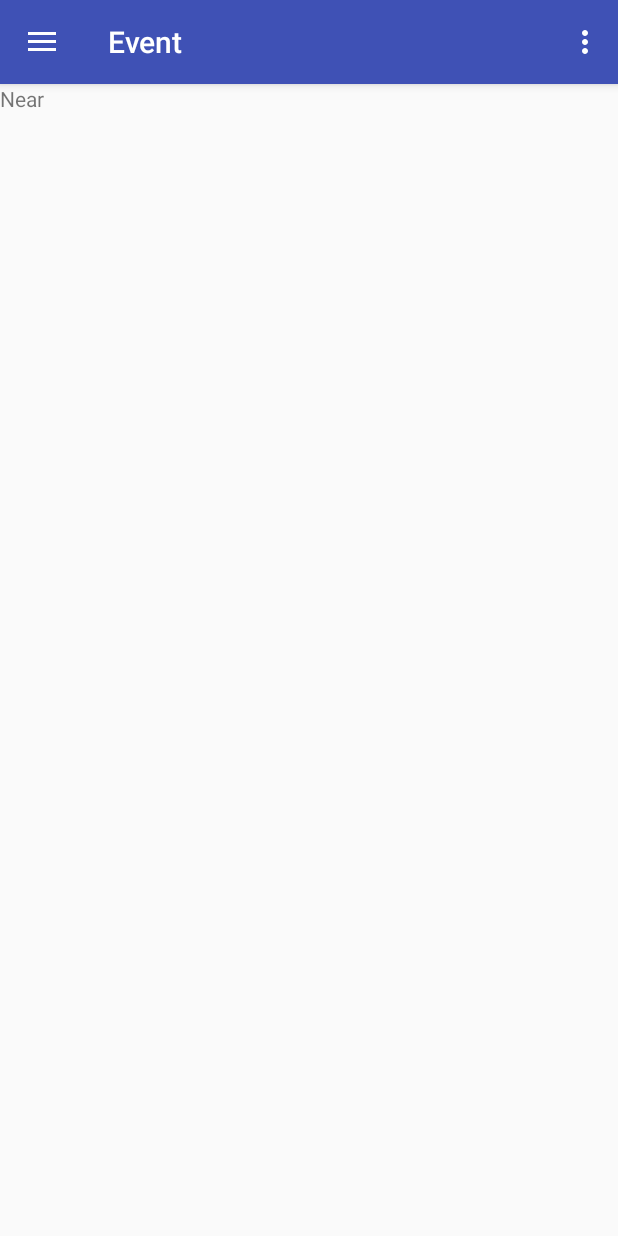
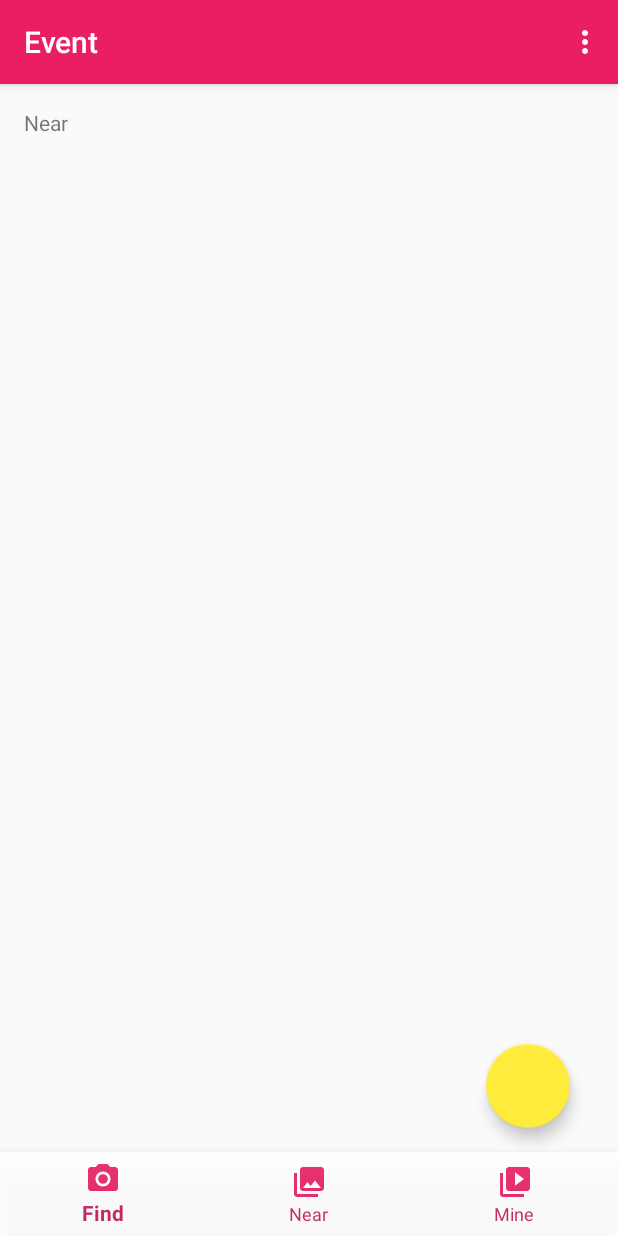
Before and after one commit to WaylanPunch/Event, an Android app: the fragment NearFragment placed in its activity, on a phone screen of 412 x 824 dp. Run offline under Robolectric (Android 15) with nearby library versions, the phone set to English and light mode, and no system bars; libraries missing offline, so code that uses them is left out: com.amap.api; 3 statements that could not run were skipped.

Commit message:
bottom navigation view

```diff
--- a/Event/app/src/main/java/com/way/event/MainActivity.java
+++ b/Event/app/src/main/java/com/way/event/MainActivity.java
@@ -1,15 +1,11 @@
 package com.way.event;
 
+import android.content.Intent;
 import android.os.Bundle;
-import android.support.design.widget.FloatingActionButton;
-import android.support.design.widget.Snackbar;
+import android.support.annotation.NonNull;
+import android.support.design.widget.BottomNavigationView;
 import android.support.v4.app.Fragment;
 import android.support.v4.app.FragmentTransaction;
-import android.view.View;
-import android.support.design.widget.NavigationView;
-import android.support.v4.view.GravityCompat;
-import android.support.v4.widget.DrawerLayout;
-import android.support.v7.app.ActionBarDrawerToggle;
 import android.support.v7.app.AppCompatActivity;
 import android.support.v7.widget.Toolbar;
 import android.view.Menu;
@@ -18,41 +14,58 @@ import android.widget.Toast;
 
 import java.util.List;
 
-public class MainActivity extends AppCompatActivity implements NavigationView.OnNavigationItemSelectedListener {
+public class MainActivity extends AppCompatActivity {
     private final static String TAG = MainActivity.class.getName();
-
-    private Toolbar toolbar;
-
 
     private FindFragment findFragment;
     private NearFragment nearFragment;
     private MineFragment mineFragment;
-    private SettingsFragment settingsFragment;
-
 
     @Override
     protected void onCreate(Bundle savedInstanceState) {
         super.onCreate(savedInstanceState);
         setContentView(R.layout.activity_main);
-        initView();
-        initFragments();
-
-    }
-
-    private void initView() {
-        toolbar = (Toolbar) findViewById(R.id.toolbar);
+        Toolbar toolbar = (Toolbar) findViewById(R.id.toolbar);
         setSupportActionBar(toolbar);
 
+//        FloatingActionButton fab = (FloatingActionButton) findViewById(R.id.fab);
+//        fab.setOnClickListener(new View.OnClickListener() {
+//            @Override
+//            public void onClick(View view) {
+//                Snackbar.make(view, "Replace with your own action", Snackbar.LENGTH_LONG)
+//                        .setAction("Action", null).show();
+//            }
+//        });
 
+        BottomNavigationView bottomNavigationView = (BottomNavigationView) findViewById(R.id.bottomNavigationView);
+        bottomNavigationView.setOnNavigationItemSelectedListener(new BottomNavigationView.OnNavigationItemSelectedListener() {
+            @Override
+            public boolean onNavigationItemSelected(@NonNull MenuItem item) {
+                switch (item.getItemId()) {
+                    case R.id.nav_find:
+                        if (findFragment == null) {
+                            findFragment = new FindFragment();
+                        }
+                        switchFragment(findFragment);
+                        break;
+                    case R.id.nav_near:
+                        if (nearFragment == null) {
+                            nearFragment = new NearFragment();
+                        }
+                        switchFragment(nearFragment);
+                        break;
+                    case R.id.nav_mine:
+                        if (mineFragment == null) {
+                            mineFragment = new MineFragment();
+                        }
+                        switchFragment(mineFragment);
+                        break;
+                }
+                return false;
+            }
+        });
 
-        DrawerLayout drawer = (DrawerLayout) findViewById(R.id.drawer_layout);
-        ActionBarDrawerToggle toggle = new ActionBarDrawerToggle(
-                this, drawer, toolbar, R.string.navigation_drawer_open, R.string.navigation_drawer_close);
-        drawer.setDrawerListener(toggle);
-        toggle.syncState();
-
-        NavigationView navigationView = (NavigationView) findViewById(R.id.nav_view);
-        navigationView.setNavigationItemSelectedListener(this);
+        initFragments();
     }
 
     private void initFragments() {
@@ -60,16 +73,6 @@ public class MainActivity extends AppCompatActivity implements NavigationView.On
             findFragment = new FindFragment();
         }
         switchFragment(findFragment);
-    }
-
-    @Override
-    public void onBackPressed() {
-        DrawerLayout drawer = (DrawerLayout) findViewById(R.id.drawer_layout);
-        if (drawer.isDrawerOpen(GravityCompat.START)) {
-            drawer.closeDrawer(GravityCompat.START);
-        } else {
-            super.onBackPressed();
-        }
     }
 
     @Override
@@ -88,47 +91,12 @@ public class MainActivity extends AppCompatActivity implements NavigationView.On
 
         //noinspection SimplifiableIfStatement
         if (id == R.id.action_settings) {
+            Intent intent = new Intent(MainActivity.this, MainActivity.class);
+            startActivity(intent);
             return true;
         }
 
         return super.onOptionsItemSelected(item);
-    }
-
-    @SuppressWarnings("StatementWithEmptyBody")
-    @Override
-    public boolean onNavigationItemSelected(MenuItem item) {
-        // Handle navigation view item clicks here.
-        int id = item.getItemId();
-
-        if (id == R.id.nav_find) {
-            if (findFragment == null) {
-                findFragment = new FindFragment();
-            }
-            switchFragment(findFragment);
-        } else if (id == R.id.nav_near) {
-            if (nearFragment == null) {
-                nearFragment = new NearFragment();
-            }
-            switchFragment(nearFragment);
-        } else if (id == R.id.nav_mine) {
-            if (mineFragment == null) {
-                mineFragment = new MineFragment();
-            }
-            switchFragment(mineFragment);
-        } else if (id == R.id.nav_settings) {
-            if (settingsFragment == null) {
-                settingsFragment = new SettingsFragment();
-            }
-            switchFragment(settingsFragment);
-        } else if (id == R.id.nav_share) {
-
-        } else if (id == R.id.nav_feedback) {
-
-        }
-
-        DrawerLayout drawer = (DrawerLayout) findViewById(R.id.drawer_layout);
-        drawer.closeDrawer(GravityCompat.START);
-        return true;
     }
 
     /**
@@ -141,14 +109,14 @@ public class MainActivity extends AppCompatActivity implements NavigationView.On
             FragmentTransaction transaction = getSupportFragmentManager().beginTransaction().setCustomAnimations(android.R.anim.fade_in, android.R.anim.fade_out);
             List<Fragment> fragments = getSupportFragmentManager().getFragments();
             if (fragments == null || fragments.size() == 0) {
-                transaction.add(R.id.content_main, to).commit();
+                transaction.add(R.id.content_main2, to).commit();
             } else {
                 //Fragment from;
                 for (Fragment from : fragments) {
                     if (from.isVisible()) {
                         if (!to.isAdded()) {
                             // 隐藏当前的fragment，add下一个到Activity中
-                            transaction.hide(from).add(R.id.content_main, to).commit();
+                            transaction.hide(from).add(R.id.content_main2, to).commit();
                         } else {
                             // 隐藏当前的fragment，显示下一个
                             transaction.hide(from).show(to).commit();
@@ -156,11 +124,9 @@ public class MainActivity extends AppCompatActivity implements NavigationView.On
                     }
                 }
             }
-            // 让menu回去
-            DrawerLayout drawer = (DrawerLayout) findViewById(R.id.drawer_layout);
-            drawer.closeDrawer(GravityCompat.START);
         } catch (Exception e) {
             Toast.makeText(MainActivity.this, "Error, " + e.getMessage(), Toast.LENGTH_SHORT).show();
         }
     }
+
 }
--- a/Event/app/src/main/res/layout/activity_main.xml
+++ b/Event/app/src/main/res/layout/activity_main.xml
@@ -1,25 +1,38 @@
 <?xml version="1.0" encoding="utf-8"?>
-<android.support.v4.widget.DrawerLayout xmlns:android="http://schemas.android.com/apk/res/android"
+<android.support.design.widget.CoordinatorLayout xmlns:android="http://schemas.android.com/apk/res/android"
     xmlns:app="http://schemas.android.com/apk/res-auto"
     xmlns:tools="http://schemas.android.com/tools"
-    android:id="@+id/drawer_layout"
     android:layout_width="match_parent"
     android:layout_height="match_parent"
     android:fitsSystemWindows="true"
-    tools:openDrawer="start">
+    tools:context="com.way.event.MainActivity">
 
-    <include
-        layout="@layout/app_bar_main"
+    <android.support.design.widget.AppBarLayout
         android:layout_width="match_parent"
-        android:layout_height="match_parent" />
+        android:layout_height="wrap_content"
+        android:theme="@style/AppTheme.AppBarOverlay">
 
-    <android.support.design.widget.NavigationView
-        android:id="@+id/nav_view"
-        android:layout_width="wrap_content"
-        android:layout_height="match_parent"
-        android:layout_gravity="start"
-        android:fitsSystemWindows="true"
-        app:headerLayout="@layout/nav_header_main"
-        app:menu="@menu/activity_main_drawer" />
+        <android.support.v7.widget.Toolbar
+            android:id="@+id/toolbar"
+            android:layout_width="match_parent"
+            android:layout_height="?attr/actionBarSize"
+            android:background="?attr/colorPrimary"
+            app:popupTheme="@style/AppTheme.PopupOverlay" />
 
-</android.support.v4.widget.DrawerLayout>
+    </android.support.design.widget.AppBarLayout>
+
+    <include layout="@layout/content_main" />
+
+    <android.support.design.widget.BottomNavigationView
+        android:id="@+id/bottomNavigationView"
+        android:layout_width="match_parent"
+        android:layout_height="wrap_content"
+        android:layout_gravity="bottom"
+        android:alpha="0.9"
+        android:background="@color/colorWhite"
+        android:elevation="@dimen/bottom_nav_view_elevation"
+        app:itemIconTint="@color/bottom_item_icon_color"
+        app:itemTextColor="@color/bottom_item_text_color"
+        app:menu="@menu/menu_bottom_navigation_items" />
+
+</android.support.design.widget.CoordinatorLayout>
--- a/Event/app/src/main/res/layout/content_main.xml
+++ b/Event/app/src/main/res/layout/content_main.xml
@@ -2,12 +2,16 @@
 <FrameLayout xmlns:android="http://schemas.android.com/apk/res/android"
     xmlns:app="http://schemas.android.com/apk/res-auto"
     xmlns:tools="http://schemas.android.com/tools"
-    android:id="@+id/content_main"
+    android:id="@+id/content_main2"
     android:layout_width="match_parent"
     android:layout_height="match_parent"
+    android:paddingBottom="@dimen/activity_vertical_margin"
+    android:paddingLeft="@dimen/activity_horizontal_margin"
+    android:paddingRight="@dimen/activity_horizontal_margin"
+    android:paddingTop="@dimen/activity_vertical_margin"
     app:layout_behavior="@string/appbar_scrolling_view_behavior"
     tools:context="com.way.event.MainActivity"
-    tools:showIn="@layout/app_bar_main">
+    tools:showIn="@layout/activity_main">
 
 
 </FrameLayout>
--- a/Event/app/src/main/res/layout/fragment_near.xml
+++ b/Event/app/src/main/res/layout/fragment_near.xml
@@ -10,4 +10,11 @@
         android:layout_height="match_parent"
         android:text="Near" />
 
+    <android.support.design.widget.FloatingActionButton
+        android:layout_width="wrap_content"
+        android:layout_height="wrap_content"
+        android:layout_gravity="bottom|end"
+        android:layout_marginRight="@dimen/fab_margin"
+        android:layout_marginBottom="56dip"
+        android:elevation="@dimen/fab_margin" />
 </FrameLayout>
--- /dev/null
+++ b/Event/app/src/main/res/menu/menu_bottom_navigation_items.xml
@@ -0,0 +1,24 @@
+<?xml version="1.0" encoding="utf-8"?>
+<menu xmlns:android="http://schemas.android.com/apk/res/android">
+
+    <item
+        android:id="@+id/nav_find"
+        android:checked="true"
+        android:icon="@drawable/ic_menu_camera"
+        android:title="@string/nav_title_find" />
+
+    <item
+        android:id="@+id/nav_near"
+        android:icon="@drawable/ic_menu_gallery"
+        android:title="@string/nav_title_near" />
+
+    <item
+        android:id="@+id/nav_mine"
+        android:icon="@drawable/ic_menu_slideshow"
+        android:title="@string/nav_title_mine" />
+
+    <!--<item-->
+    <!--android:id="@+id/nav_settings"-->
+    <!--android:icon="@drawable/ic_menu_manage"-->
+    <!--android:title="@string/nav_title_settings" />-->
+</menu>
--- a/Event/app/src/main/res/values/colors.xml
+++ b/Event/app/src/main/res/values/colors.xml
@@ -1,6 +1,12 @@
 <?xml version="1.0" encoding="utf-8"?>
 <resources>
-    <color name="colorPrimary">#3F51B5</color>
-    <color name="colorPrimaryDark">#303F9F</color>
-    <color name="colorAccent">#FF4081</color>
+    <color name="colorPrimary">#E91E63</color>
+    <color name="colorPrimaryDark">#C2185B</color>
+    <color name="colorAccent">#FFEB3B</color>
+
+    <color name="colorWhite">@android:color/white</color>
+    <color name="colorBlack">@android:color/black</color>
+    <color name="colorTransparent">@android:color/transparent</color>
+    <color name="bottom_item_text_color">@color/colorPrimaryDark</color>
+    <color name="bottom_item_icon_color">@color/colorPrimary</color>
 </resources>
--- a/Event/app/src/main/res/values/dimens.xml
+++ b/Event/app/src/main/res/values/dimens.xml
@@ -6,4 +6,5 @@
     <dimen name="activity_horizontal_margin">16dp</dimen>
     <dimen name="activity_vertical_margin">16dp</dimen>
     <dimen name="fab_margin">16dp</dimen>
+    <dimen name="bottom_nav_view_elevation">8dip</dimen>
 </resources>
--- a/Event/app/src/main/res/values/strings.xml
+++ b/Event/app/src/main/res/values/strings.xml
@@ -15,4 +15,5 @@
     <string name="nav_title_share">Share</string>
     <string name="nav_title_feedback">Feedback</string>
     <string name="nav_title_more">More</string>
+    <string name="title_activity_main2">Main2Activity</string>
 </resources>
```
Also changed, not shown: Event/app/build.gradle (+6 -6 lines), Event/app/src/main/AndroidManifest.xml (+7 -7 lines).
